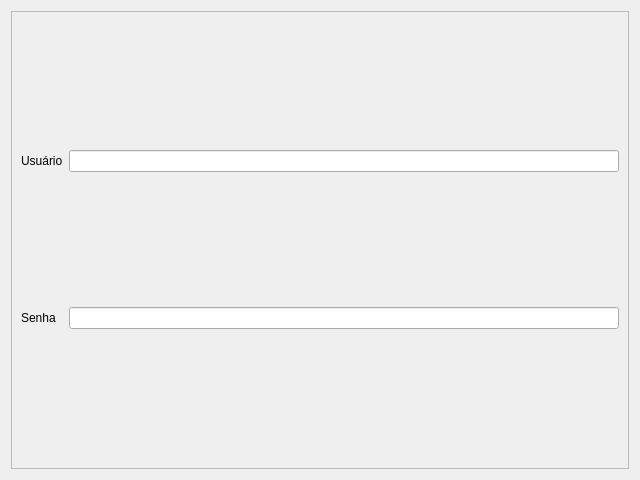
This is login.ui in urnzz/programaQuinquenio as Qt 5 draws it before an edit. The edited form follows.
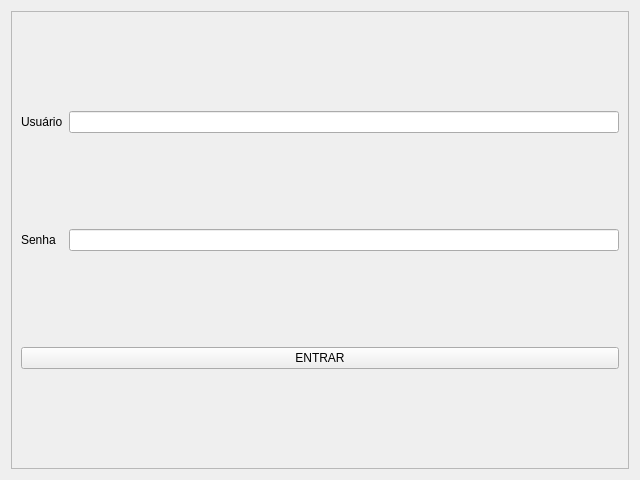
This is the edited form.

Commit message: login system completed

What changed in the file:
```diff
--- a/login.ui
+++ b/login.ui
@@ -30,6 +30,9 @@
         </property>
        </widget>
       </item>
+      <item row="1" column="1">
+       <widget class="QLineEdit" name="senhaC"/>
+      </item>
       <item row="0" column="1">
        <widget class="QLineEdit" name="userC"/>
       </item>
@@ -40,8 +43,12 @@
         </property>
        </widget>
       </item>
-      <item row="1" column="1">
-       <widget class="QLineEdit" name="senhaC"/>
+      <item row="2" column="0" colspan="2">
+       <widget class="QPushButton" name="loginB">
+        <property name="text">
+         <string>ENTRAR</string>
+        </property>
+       </widget>
       </item>
      </layout>
     </widget>
```
The commit also changes 3 other files.
